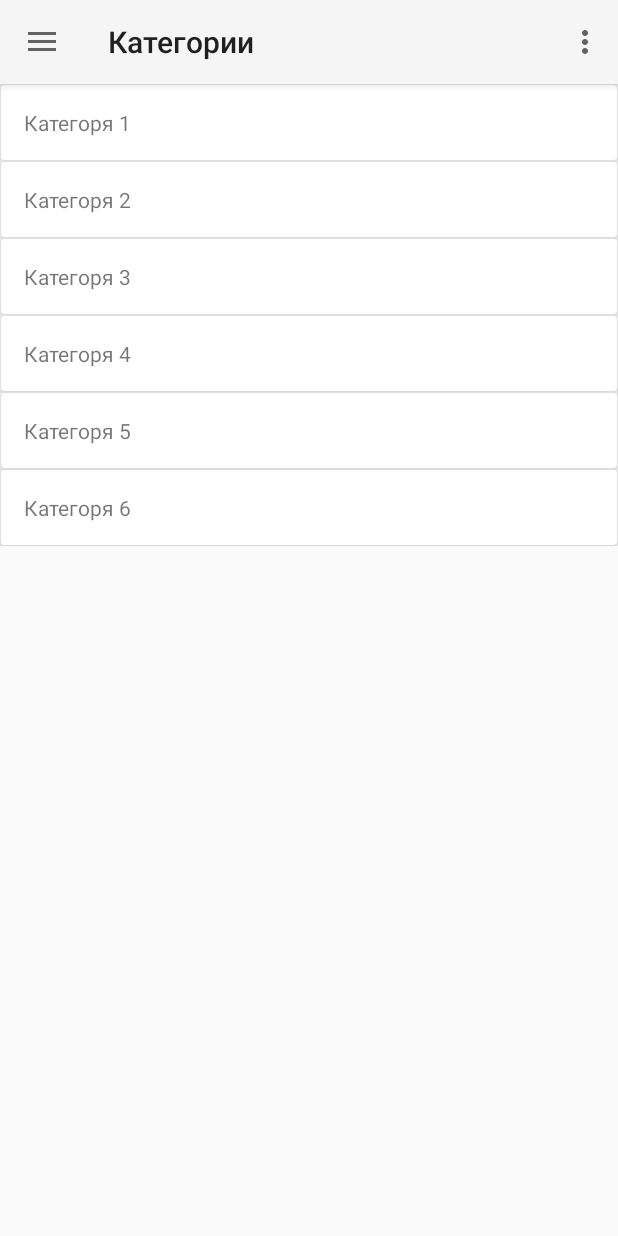
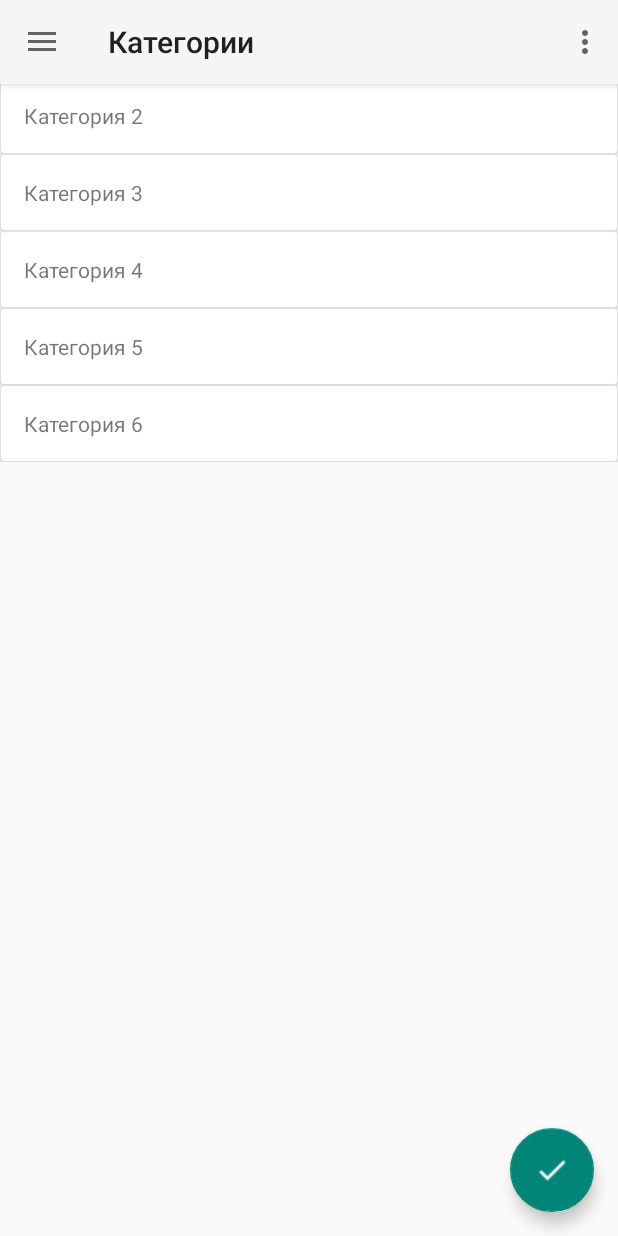
Before and after one commit to Kisiev/MoneyTracker_v2.0, an Android app: the screen it shows after launch (MainActivity), in the side drawer, after a tap on "Категории", on a phone screen of 412 x 824 dp. Run offline under Robolectric (Android 15) with nearby library versions, the phone set to English and light mode, and no system bars.

Commit message:
добавил actionButton в категории и траты. добавил им слушатели

```diff
--- a/app/src/main/java/money/android/bignerdranch/com/moneytracker/UI/MainActivity.java
+++ b/app/src/main/java/money/android/bignerdranch/com/moneytracker/UI/MainActivity.java
@@ -4,6 +4,8 @@ import android.content.Intent;
 import android.graphics.Color;
 import android.os.Bundle;
 import android.os.LocaleList;
+import android.support.design.widget.FloatingActionButton;
+import android.support.design.widget.Snackbar;
 import android.support.v4.app.Fragment;
 import android.support.v4.app.FragmentManager;
 import android.support.v4.app.FragmentTransaction;
@@ -17,7 +19,9 @@ import android.support.v7.widget.Toolbar;
 import android.view.Choreographer;
 import android.view.Menu;
 import android.view.MenuItem;
+import android.view.View;
 import android.widget.TextView;
+import android.widget.Toast;
 
 import money.android.bignerdranch.com.moneytracker.UI.fragments.CategoryFragment;
 import money.android.bignerdranch.com.moneytracker.UI.fragments.ExpensesFragment;
@@ -31,7 +35,7 @@ public class MainActivity extends AppCompatActivity
     protected Toolbar toolbar;
     protected DrawerLayout drawer;
     protected NavigationView navigationView;
-    TextView toolTitel;
+    protected TextView toolTitel;
     Bundle saveInst;
     public static final String TAG = "myLog";
 
@@ -48,6 +52,8 @@ public class MainActivity extends AppCompatActivity
                 this, drawer, toolbar, R.string.navigation_drawer_open, R.string.navigation_drawer_close);
         drawer.setDrawerListener(toggle);
         toggle.syncState();
+
+
 
         navigationView = (NavigationView) findViewById(R.id.navigation_view);
         navigationView.setNavigationItemSelectedListener(this);
@@ -71,7 +77,9 @@ public class MainActivity extends AppCompatActivity
             }
         });
 
+
     }
+
     private void replaceFragment(Fragment fragment) {
           String backStackName = fragment.getClass().getName();
 
--- a/app/src/main/java/money/android/bignerdranch/com/moneytracker/UI/fragments/CategoryFragment.java
+++ b/app/src/main/java/money/android/bignerdranch/com/moneytracker/UI/fragments/CategoryFragment.java
@@ -2,6 +2,8 @@ package money.android.bignerdranch.com.moneytracker.UI.fragments;
 
 import android.os.Bundle;
 import android.support.annotation.Nullable;
+import android.support.design.widget.FloatingActionButton;
+import android.support.design.widget.Snackbar;
 import android.support.v4.app.Fragment;
 import android.support.v7.widget.LinearLayoutManager;
 import android.support.v7.widget.RecyclerView;
@@ -21,7 +23,7 @@ import money.android.bignerdranch.com.moneytracker.models.ExpenseModel;
 /**
  * Created by User on 19.09.2016.
  */
-public class CategoryFragment extends Fragment {
+public class CategoryFragment extends Fragment implements View.OnClickListener{
 
     RecyclerView recyclerView;
     CategoryAdapter categoryAdapter;
@@ -35,19 +37,30 @@ public class CategoryFragment extends Fragment {
         categoryAdapter = new CategoryAdapter(getCategory());
         recyclerView.setLayoutManager(new LinearLayoutManager(getActivity()));
         recyclerView.setAdapter(categoryAdapter);
-
+        onClick(rootView);
         return rootView;
     }
 
     private List<CategoryModel> getCategory()
     {
         List<CategoryModel> category = new ArrayList<>();
-        category.add(new CategoryModel("Категоря 1"));
-        category.add(new CategoryModel("Категоря 2"));
-        category.add(new CategoryModel("Категоря 3"));
-        category.add(new CategoryModel("Категоря 4"));
-        category.add(new CategoryModel("Категоря 5"));
-        category.add(new CategoryModel("Категоря 6"));
+        category.add(new CategoryModel("Категория 1"));
+        category.add(new CategoryModel("Категория 2"));
+        category.add(new CategoryModel("Категория 3"));
+        category.add(new CategoryModel("Категория 4"));
+        category.add(new CategoryModel("Категория 5"));
+        category.add(new CategoryModel("Категория 6"));
         return category;
     }
+
+    @Override
+    public void onClick(View view) {
+        FloatingActionButton actionButton = (FloatingActionButton) view.findViewById(R.id.categoryActionButton);
+        actionButton.setOnClickListener(new View.OnClickListener() {
+            @Override
+            public void onClick(View view) {
+                Snackbar.make(view, getString(R.string.category), Snackbar.LENGTH_LONG).show();
+            }
+        });
+    }
 }
--- a/app/src/main/java/money/android/bignerdranch/com/moneytracker/UI/fragments/ExpensesFragment.java
+++ b/app/src/main/java/money/android/bignerdranch/com/moneytracker/UI/fragments/ExpensesFragment.java
@@ -3,9 +3,12 @@ package money.android.bignerdranch.com.moneytracker.UI.fragments;
 
 import android.os.Bundle;
 import android.support.annotation.Nullable;
+import android.support.design.widget.FloatingActionButton;
+import android.support.design.widget.Snackbar;
 import android.support.v4.app.Fragment;
 import android.support.v7.widget.LinearLayoutManager;
 import android.support.v7.widget.RecyclerView;
+import android.util.Log;
 import android.view.LayoutInflater;
 import android.view.View;
 import android.view.ViewGroup;
@@ -17,7 +20,7 @@ import money.android.bignerdranch.com.moneytracker.R;
 import money.android.bignerdranch.com.moneytracker.UI.adapters.ExpensesAdapter;
 import money.android.bignerdranch.com.moneytracker.models.ExpenseModel;
 
-public class ExpensesFragment extends Fragment {
+public class ExpensesFragment extends Fragment implements View.OnClickListener{
 
     RecyclerView recyclerView;
     ExpensesAdapter expensesAdapter;
@@ -32,6 +35,7 @@ public class ExpensesFragment extends Fragment {
         expensesAdapter = new ExpensesAdapter(getExpenses());
         recyclerView.setLayoutManager(new LinearLayoutManager(getActivity()));
         recyclerView.setAdapter(expensesAdapter);
+        onClick(rootView);
         return rootView;
     }
 
@@ -60,4 +64,16 @@ public class ExpensesFragment extends Fragment {
         expense.add(new ExpenseModel("Бумага", "564"));
         return expense;
     }
+
+    @Override
+    public void onClick(View view) {
+        FloatingActionButton actionButton = (FloatingActionButton) view.findViewById(R.id.expensesActionButton);
+        actionButton.setOnClickListener(new View.OnClickListener() {
+            @Override
+            public void onClick(View view) {
+                Snackbar.make(view, getString(R.string.spends), Snackbar.LENGTH_LONG).show();
+                Log.d("Ex", "fab");
+            }
+        });
+    }
 }
--- a/app/src/main/res/layout/category_fragment.xml
+++ b/app/src/main/res/layout/category_fragment.xml
@@ -1,15 +1,25 @@
 <?xml version="1.0" encoding="utf-8"?>
-<LinearLayout xmlns:android="http://schemas.android.com/apk/res/android"
+<android.support.design.widget.CoordinatorLayout
+    xmlns:android="http://schemas.android.com/apk/res/android"
+    xmlns:app="http://schemas.android.com/apk/res-auto"
               android:orientation="vertical"
               android:layout_width="match_parent"
               android:layout_height="match_parent"
-              android:id="@+id/category_fragment_root"
-              android:layout_marginTop="?attr/actionBarSize">
+              android:id="@+id/category_fragment_root">
     <android.support.v7.widget.RecyclerView
         android:layout_width="match_parent"
         android:layout_height="wrap_content"
         android:id="@+id/list_of_category">
 
     </android.support.v7.widget.RecyclerView>
+    <android.support.design.widget.FloatingActionButton
+        android:layout_width="wrap_content"
+        android:layout_height="wrap_content"
+        android:src="@mipmap/check"
+        android:layout_gravity="end|bottom"
+        android:clickable="true"
+        android:id="@+id/categoryActionButton"
+        android:layout_margin="@dimen/fabMargin"
+        app:layout_behavior="@string/fabBehaviorPack"/>
 
-</LinearLayout>
+</android.support.design.widget.CoordinatorLayout>
--- a/app/src/main/res/layout/expenses_fragment.xml
+++ b/app/src/main/res/layout/expenses_fragment.xml
@@ -19,7 +19,9 @@
        android:src="@mipmap/check"
        android:layout_gravity="end|bottom"
        android:clickable="true"
+       android:id="@+id/expensesActionButton"
        android:layout_margin="@dimen/fabMargin"
        app:layout_behavior="@string/fabBehaviorPack"/>
 
+
 </android.support.design.widget.CoordinatorLayout>
```
